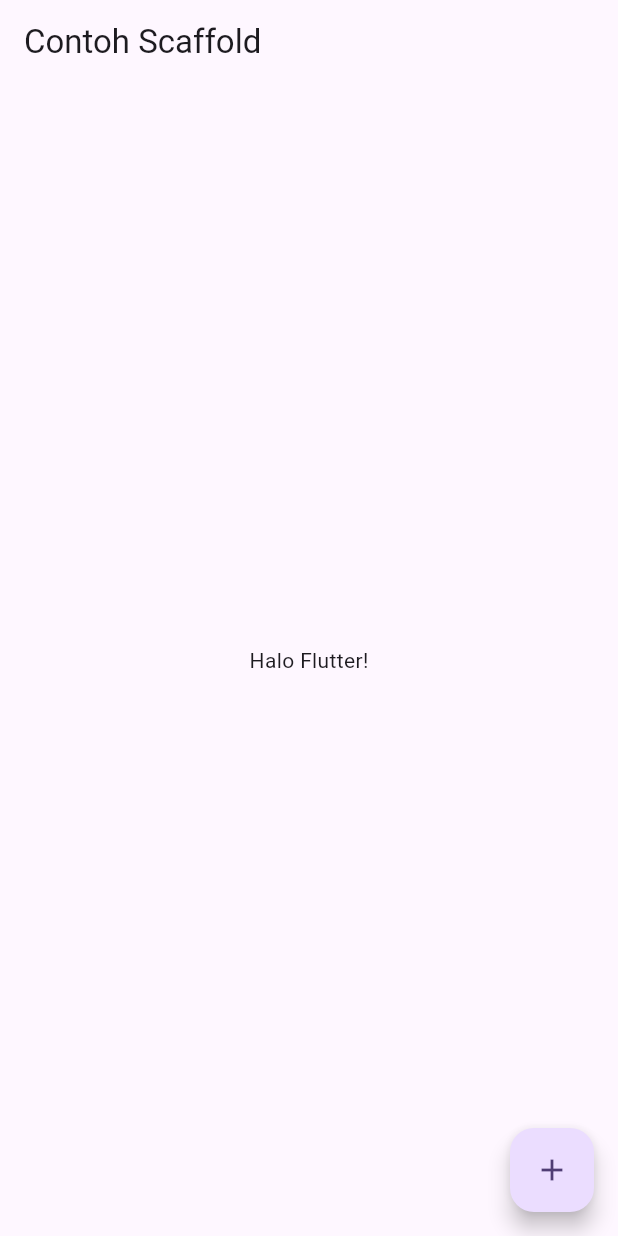
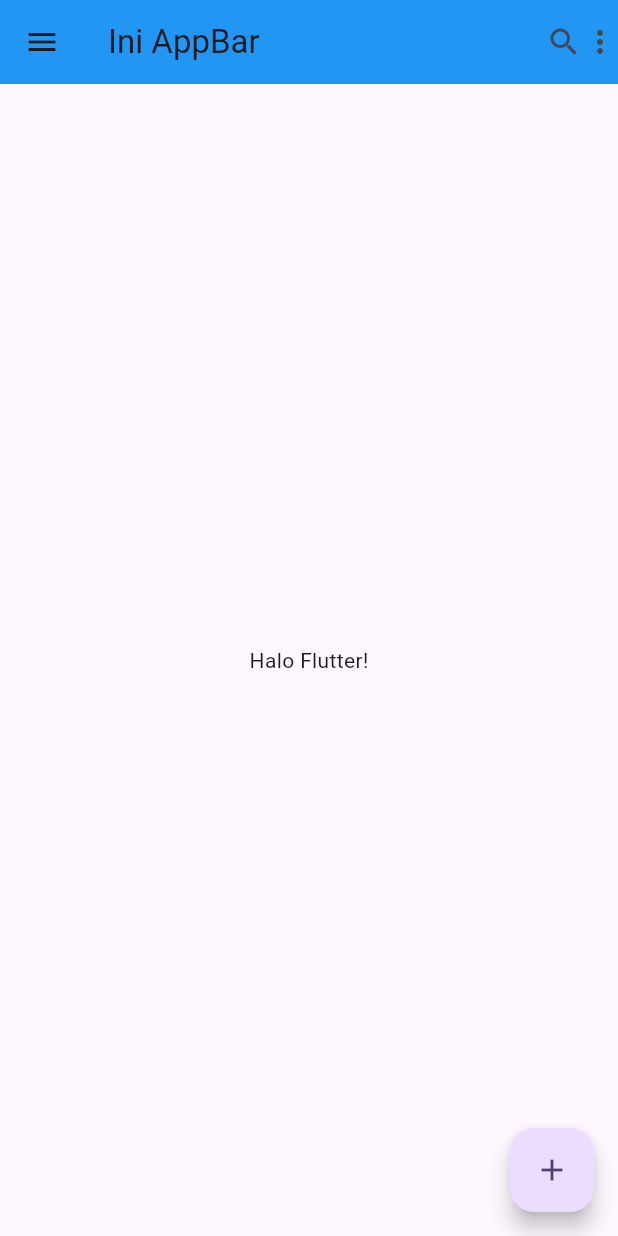
Before and after one commit to afiqfirdaus21/Pemrograman-Mobile, a Flutter app: the screen it shows after launch, on a phone screen of 412 x 824 dp. Run offline on Flutter 3.47's test engine with Material 3 defaults, Android fonts, the phone set to English and light mode, and no system bars.

Commit message:
dasar widget appbar

```diff
--- a/Pertemuan 6/praktikum1/lib/main.dart
+++ b/Pertemuan 6/praktikum1/lib/main.dart
@@ -26,8 +26,14 @@ class MyHomePage extends StatelessWidget {
   Widget build(BuildContext context) {
     return Scaffold(
       appBar: AppBar(
-        title: const Text("Contoh Scaffold"),
-      ),
+  title: const Text("Ini AppBar"),
+  backgroundColor: Colors.blue,
+  leading: const Icon(Icons.menu), // ikon di kiri
+  actions: const [
+    Icon(Icons.search),    // ikon kanan
+    Icon(Icons.more_vert),
+  ],
+),
       body: const Center(
         child: Text("Halo Flutter!"),
       ),
```
